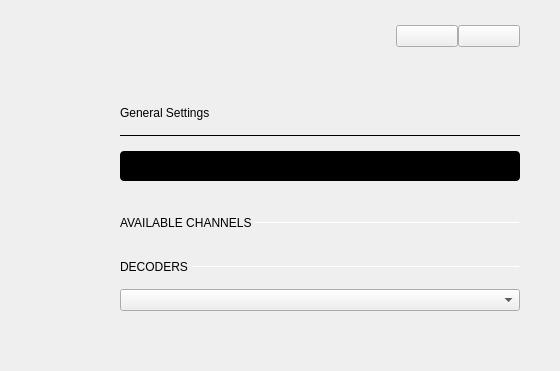
Before: the Qt Designer form ui/logic_analyzer.ui in analogdevicesinc/scopy, drawn with Qt 5; both pictures show x 720 to 1280 and y 0 to 371 of the 1280 by 654 pixel window.
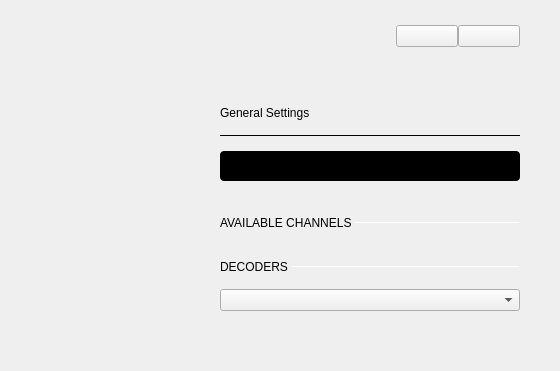
After: the same form once the commit is applied. The open tabs and pages were chosen to show the change. Icons and pictures are not drawn. Custom widgets are drawn as their Qt base class.

Commit message: logic_analyzer: fix general settings menu size

```diff
--- a/ui/logic_analyzer.ui
+++ b/ui/logic_analyzer.ui
@@ -1330,7 +1330,7 @@
                </widget>
                <widget class="QWidget" name="generalSettings">
                 <property name="sizePolicy">
-                 <sizepolicy hsizetype="Expanding" vsizetype="Expanding">
+                 <sizepolicy hsizetype="Preferred" vsizetype="Preferred">
                   <horstretch>0</horstretch>
                   <verstretch>0</verstretch>
                  </sizepolicy>
@@ -1362,6 +1362,12 @@
                  </property>
                  <item>
                   <widget class="QScrollArea" name="generalSettingsScrollArea">
+                   <property name="sizePolicy">
+                    <sizepolicy hsizetype="Preferred" vsizetype="Preferred">
+                     <horstretch>0</horstretch>
+                     <verstretch>0</verstretch>
+                    </sizepolicy>
+                   </property>
                    <property name="frameShape">
                     <enum>QFrame::NoFrame</enum>
                    </property>
@@ -1377,11 +1383,11 @@
                       <x>0</x>
                       <y>0</y>
                       <width>420</width>
-                      <height>304</height>
+                      <height>474</height>
                      </rect>
                     </property>
                     <property name="sizePolicy">
-                     <sizepolicy hsizetype="Expanding" vsizetype="Preferred">
+                     <sizepolicy hsizetype="Preferred" vsizetype="Preferred">
                       <horstretch>0</horstretch>
                       <verstretch>0</verstretch>
                      </sizepolicy>
@@ -1449,9 +1455,15 @@
                          <verstretch>0</verstretch>
                         </sizepolicy>
                        </property>
+                       <property name="minimumSize">
+                        <size>
+                         <width>300</width>
+                         <height>30</height>
+                        </size>
+                       </property>
                        <property name="maximumSize">
                         <size>
-                         <width>400</width>
+                         <width>300</width>
                          <height>30</height>
                         </size>
                        </property>
@@ -1462,8 +1474,8 @@
                         <string notr="true">QPushButton {
 min-height: 30px;
 max-height: 30px;
-min-width: 400px;
-max-width: 400px;
+min-width: 300px;
+max-width: 300px;
 background-color: black;
 border-radius: 4px;
 }
@@ -1475,8 +1487,8 @@
 QWidget#handle {
 min-height: 30px;
 max-height: 30px;
-min-width: 200px;
-max-width: 200px;
+min-width: 150px;
+max-width: 150px;
 background-color: #4a64ff;
 border-radius: 2px;
 }
@@ -1495,8 +1507,8 @@
 margin-top: 0px;
 min-height:30px;
 max-height:30px;
-min-width:200px;
-max-width:200px;
+min-width:150px;
+max-width:150px;
 qproperty-alignment: AlignCenter AlignCenter;
 margin-left: 0px;
 color: white;
@@ -1510,9 +1522,9 @@
 margin-top: 0px;
 min-height:30px;
 max-height:30px;
-min-width:200px;
-max-width:200px;
-margin-left: 200px;
+min-width:150px;
+max-width:150px;
+margin-left: 150px;
 color: white;
 qproperty-alignment: AlignCenter AlignCenter;
 }
@@ -1552,7 +1564,7 @@
                        </property>
                        <property name="sizeHint" stdset="0">
                         <size>
-                         <width>400</width>
+                         <width>200</width>
                          <height>20</height>
                         </size>
                        </property>
@@ -1993,16 +2005,16 @@
    <header>gui/runsinglewidget.h</header>
    <container>1</container>
   </customwidget>
+  <customwidget>
+   <class>adiscope::LinkedButton</class>
+   <extends>QPushButton</extends>
+   <header location="global">gui/linked_button.hpp</header>
+  </customwidget>
   <customwidget>
    <class>adiscope::CustomSwitch</class>
    <extends>QPushButton</extends>
    <header>gui/customSwitch.hpp</header>
   </customwidget>
-  <customwidget>
-   <class>adiscope::LinkedButton</class>
-   <extends>QPushButton</extends>
-   <header>gui/linked_button.hpp</header>
-  </customwidget>
  </customwidgets>
  <resources>
   <include location="../resources/resources.qrc"/>
```
Left out of the diff: 19 changed lines with no effect on the pictures. The commit also changes 1 other file.
